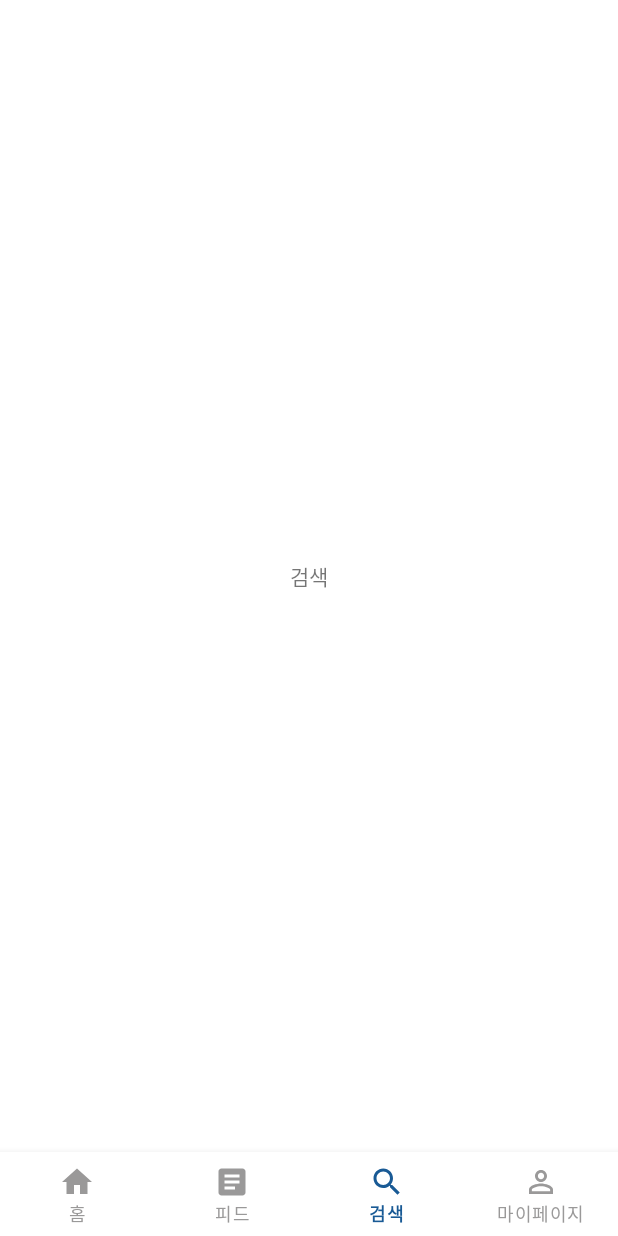
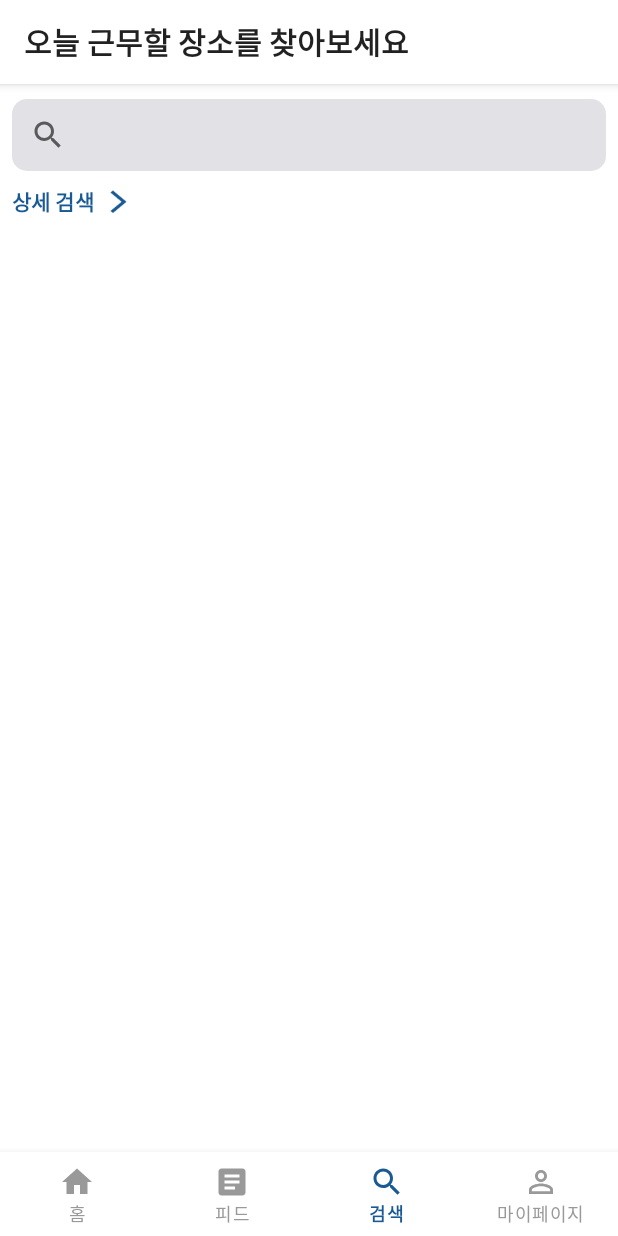
Before and after one commit to GDSCXTAB-HUFSummer-Hackathon/01_CZ-rubber-shoes_Nomad-worker, an Android app: the SearchFragment screen opened through its navigation route, on a phone screen of 412 x 824 dp. Run offline under Robolectric (Android 15) with nearby library versions, the phone set to English and light mode, and no system bars; our stand-ins replace data binding, navigation-ui.

Commit message:
[UI] #14 검색 레이아웃 구현

```diff
--- a/app/src/main/java/com/comjeong/nomadworker/ui/search/SearchFragment.kt
+++ b/app/src/main/java/com/comjeong/nomadworker/ui/search/SearchFragment.kt
@@ -5,9 +5,18 @@ import android.view.View
 import com.comjeong.nomadworker.R
 import com.comjeong.nomadworker.databinding.FragmentSearchBinding
 import com.comjeong.nomadworker.ui.common.BaseFragment
+import com.comjeong.nomadworker.ui.common.NavigationUtil.navigate
 
 class SearchFragment : BaseFragment<FragmentSearchBinding>(R.layout.fragment_search) {
     override fun onViewCreated(view: View, savedInstanceState: Bundle?) {
         super.onViewCreated(view, savedInstanceState)
+
+        bindViews()
+    }
+
+    private fun bindViews() {
+        binding.clSearchOption.setOnClickListener {
+            navigate(R.id.action_search_to_search_option)
+        }
     }
 }
--- /dev/null
+++ b/app/src/main/res/drawable/bg_bluegrey_radius_10.xml
@@ -0,0 +1,9 @@
+<?xml version="1.0" encoding="utf-8"?>
+<shape xmlns:android="http://schemas.android.com/apk/res/android"
+    android:shape="rectangle">
+
+    <solid android:color="@color/nomad_blue_grey" />
+
+    <corners android:radius="10dp" />
+
+</shape>
--- a/app/src/main/res/layout/fragment_search.xml
+++ b/app/src/main/res/layout/fragment_search.xml
@@ -1,23 +1,101 @@
 <?xml version="1.0" encoding="utf-8"?>
 <layout xmlns:android="http://schemas.android.com/apk/res/android"
-    xmlns:app="http://schemas.android.com/apk/res-auto">
+    xmlns:app="http://schemas.android.com/apk/res-auto"
+    xmlns:tools="http://schemas.android.com/tools">
 
     <data>
 
     </data>
 
-    <androidx.constraintlayout.widget.ConstraintLayout
+    <androidx.coordinatorlayout.widget.CoordinatorLayout
         android:layout_width="match_parent"
         android:layout_height="match_parent">
 
-        <androidx.appcompat.widget.AppCompatTextView
-            android:layout_width="wrap_content"
+        <com.google.android.material.appbar.AppBarLayout
+            android:layout_width="match_parent"
             android:layout_height="wrap_content"
-            android:text="검색"
-            app:layout_constraintTop_toTopOf="parent"
-            app:layout_constraintEnd_toEndOf="parent"
-            app:layout_constraintStart_toStartOf="parent"
-            app:layout_constraintBottom_toBottomOf="parent" />
+            android:background="@color/nomad_white">
 
-    </androidx.constraintlayout.widget.ConstraintLayout>
+            <androidx.appcompat.widget.Toolbar
+                android:id="@+id/tb_search"
+                android:layout_width="match_parent"
+                android:layout_height="wrap_content"
+                android:background="@color/nomad_white"
+                app:layout_scrollFlags="scroll|enterAlways"
+                app:title="오늘 근무할 장소를 찾아보세요"
+                app:titleTextAppearance="@style/TextHeadLine6.Bold.Black" />
+        </com.google.android.material.appbar.AppBarLayout>
+
+        <androidx.core.widget.NestedScrollView
+            android:layout_width="match_parent"
+            android:layout_height="match_parent"
+            app:layout_behavior="@string/appbar_scrolling_view_behavior">
+
+            <androidx.constraintlayout.widget.ConstraintLayout
+                android:layout_width="match_parent"
+                android:layout_height="match_parent">
+
+                <androidx.appcompat.widget.SearchView
+                    android:id="@+id/sv_search"
+                    android:layout_width="0dp"
+                    android:layout_height="wrap_content"
+                    android:layout_marginStart="8dp"
+                    android:layout_marginTop="10dp"
+                    android:layout_marginEnd="8dp"
+                    android:background="@drawable/bg_bluegrey_radius_10"
+                    app:layout_constraintEnd_toEndOf="parent"
+                    app:layout_constraintStart_toStartOf="parent"
+                    app:layout_constraintTop_toTopOf="parent"
+                    app:queryHint="검색" />
+
+                <androidx.constraintlayout.widget.ConstraintLayout
+                    android:id="@+id/cl_search_option"
+                    android:layout_width="wrap_content"
+                    android:layout_height="wrap_content"
+                    android:layout_marginStart="8dp"
+                    android:layout_marginTop="8dp"
+                    app:layout_constraintStart_toStartOf="parent"
+                    app:layout_constraintTop_toBottomOf="@id/sv_search">
+
+                    <androidx.appcompat.widget.AppCompatTextView
+                        android:id="@+id/tv_search_option"
+                        style="@style/TextSubtitle2.Bold.Blue"
+                        android:layout_width="wrap_content"
+                        android:layout_height="wrap_content"
+                        android:text="@string/search_detail"
+                        app:layout_constraintBottom_toBottomOf="parent"
+                        app:layout_constraintStart_toStartOf="parent"
+                        app:layout_constraintTop_toTopOf="parent" />
+
+                    <androidx.appcompat.widget.AppCompatImageView
+                        android:layout_width="wrap_content"
+                        android:layout_height="wrap_content"
+                        android:layout_marginStart="4dp"
+                        android:src="@drawable/ic_forward_24"
+                        app:layout_constraintBottom_toBottomOf="@id/tv_search_option"
+                        app:layout_constraintStart_toEndOf="@id/tv_search_option"
+                        app:layout_constraintTop_toTopOf="@id/tv_search_option" />
+
+                </androidx.constraintlayout.widget.ConstraintLayout>
+
+                <androidx.recyclerview.widget.RecyclerView
+                    android:id="@+id/rv_search_result"
+                    android:layout_width="match_parent"
+                    android:layout_height="match_parent"
+                    android:layout_marginStart="8dp"
+                    android:layout_marginTop="16dp"
+                    android:layout_marginEnd="8dp"
+                    android:nestedScrollingEnabled="false"
+                    android:orientation="vertical"
+                    app:layoutManager="androidx.recyclerview.widget.LinearLayoutManager"
+                    app:layout_constraintEnd_toEndOf="parent"
+                    app:layout_constraintStart_toStartOf="parent"
+                    app:layout_constraintTop_toBottomOf="@id/cl_search_option"
+                    tools:listitem="@layout/item_search_place" />
+
+            </androidx.constraintlayout.widget.ConstraintLayout>
+
+        </androidx.core.widget.NestedScrollView>
+
+    </androidx.coordinatorlayout.widget.CoordinatorLayout>
 </layout>
```
Also changed, not shown: app/src/main/AndroidManifest.xml (+7 -5 lines), app/src/main/res/layout/item_search_place.xml (added, +123 -0 lines), app/src/main/res/values/strings.xml (+11 -0 lines).
